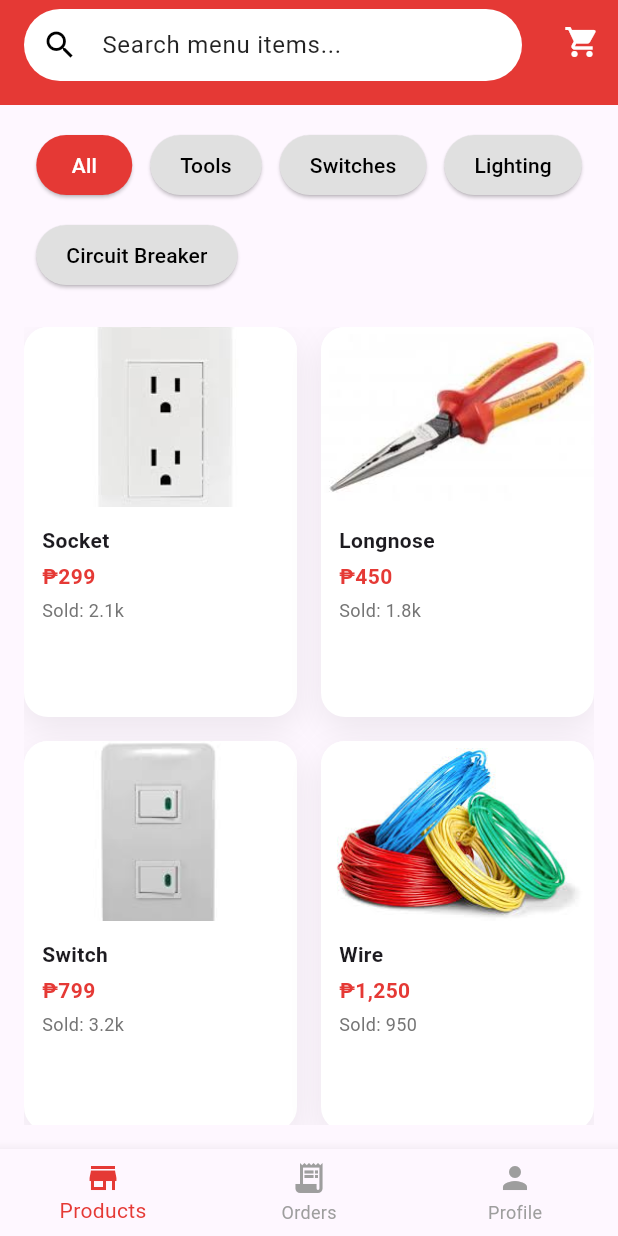
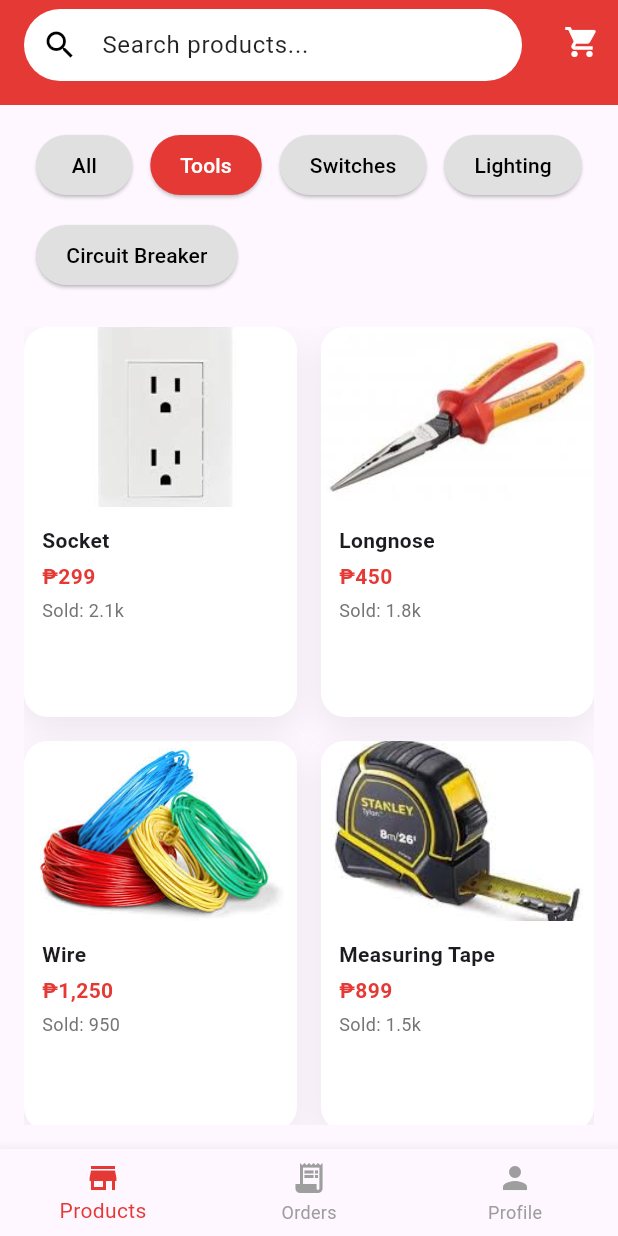
Before and after one commit to KennJ78/babaorderingapp, a Flutter app: the HomeScreen screen opened by its route, after a tap on "Tools", on a phone screen of 412 x 824 dp. Run offline on Flutter 3.47's test engine with Material 3 defaults, Android fonts, the phone set to English and light mode, and no system bars; our stand-ins replace shared_preferences; accounts and stored records are empty.

Commit message:
Week3Day3

```diff
--- a/lib/pages/category_button.dart
+++ b/lib/pages/category_button.dart
@@ -3,11 +3,13 @@ import 'package:flutter/material.dart';
 class CategoryButton extends StatelessWidget {
   final String label;
   final bool isSelected;
+  final VoidCallback? onPressed;
 
   const CategoryButton({
     super.key,
     required this.label,
     this.isSelected = false,
+    this.onPressed,
   });
 
   @override
@@ -21,7 +23,7 @@ class CategoryButton extends StatelessWidget {
         ),
         padding: const EdgeInsets.symmetric(horizontal: 20, vertical: 10),
       ),
-      onPressed: () {},
+      onPressed: onPressed,
       child: Text(label),
     );
   }
--- a/lib/pages/home_screen.dart
+++ b/lib/pages/home_screen.dart
@@ -4,22 +4,61 @@ import 'cart_screen.dart';
 import 'category_button.dart';
 import 'product_card.dart';
 import 'order_screen.dart';
+import 'profile_screen.dart';
 
-class HomeScreen extends StatelessWidget {
+class HomeScreen extends StatefulWidget {
   const HomeScreen({super.key});
 
   @override
+  State<HomeScreen> createState() => _HomeScreenState();
+}
+
+class _HomeScreenState extends State<HomeScreen> {
+  String selectedCategory = 'All';
+  final TextEditingController _searchController = TextEditingController();
+  String _searchQuery = '';
+
+  final List<Map<String, dynamic>> allProducts = [
+    {'name': 'Socket', 'price': '₱299', 'sold': '2.1k', 'image': 'assets/images/socket.jpg', 'category': 'Tools'},
+    {'name': 'Longnose', 'price': '₱450', 'sold': '1.8k', 'image': 'assets/images/longnose.jpg', 'category': 'Tools'},
+    {'name': 'Switch', 'price': '₱799', 'sold': '3.2k', 'image': 'assets/images/switch.jpg', 'category': 'Switches'},
+    {'name': 'Wire', 'price': '₱1,250', 'sold': '950', 'image': 'assets/images/wires.jpg', 'category': 'Tools'},
+    {'name': 'Measuring Tape', 'price': '₱899', 'sold': '1.5k', 'image': 'assets/images/measuringtape.jpg', 'category': 'Tools'},
+    {'name': 'Bulb', 'price': '₱650', 'sold': '2.7k', 'image': 'assets/images/bulb.jpg', 'category': 'Lighting'},
+    {'name': 'Circuit Breaker', 'price': '₱1,499', 'sold': '890', 'image': 'assets/images/circuitbreakers.jpg', 'category': 'Circuit Breaker'},
+    {'name': 'Pliers', 'price': '₱399', 'sold': '1.9k', 'image': 'assets/images/pliers.jpg', 'category': 'Tools'},
+  ];
+
+  final List<String> categories = ['All', 'Tools', 'Switches', 'Lighting', 'Circuit Breaker'];
+
+  List<Map<String, dynamic>> get filteredProducts {
+    List<Map<String, dynamic>> filtered = allProducts;
+
+    // Filter by category
+    if (selectedCategory != 'All') {
+      filtered = filtered.where((product) => product['category'] == selectedCategory).toList();
+    }
+
+    // Filter by search query
+    if (_searchQuery.isNotEmpty) {
+      filtered = filtered.where((product) {
+        final name = product['name'].toString().toLowerCase();
+        final query = _searchQuery.toLowerCase();
+        return name.contains(query);
+      }).toList();
+    }
+
+    return filtered;
+  }
+
+  @override
+  void dispose() {
+    _searchController.dispose();
+    super.dispose();
+  }
+
+  @override
   Widget build(BuildContext context) {
-    final products = [
-      {'name': 'Socket', 'price': '₱299', 'sold': '2.1k', 'image': 'assets/images/socket.jpg'},
-      {'name': 'Longnose', 'price': '₱450', 'sold': '1.8k', 'image': 'assets/images/longnose.jpg'},
-      {'name': 'Switch', 'price': '₱799', 'sold': '3.2k', 'image': 'assets/images/switch.jpg'},
-      {'name': 'Wire', 'price': '₱1,250', 'sold': '950', 'image': 'assets/images/wires.jpg'},
-      {'name': 'Measuring Tape', 'price': '₱899', 'sold': '1.5k', 'image': 'assets/images/measuringtape.jpg'},
-      {'name': 'Bulb', 'price': '₱650', 'sold': '2.7k', 'image': 'assets/images/bulb.jpg'},
-      {'name': 'Circuit Breaker', 'price': '₱1,499', 'sold': '890', 'image': 'assets/images/circuitbreakers.jpg'},
-      {'name': 'Pliers', 'price': '₱399', 'sold': '1.9k', 'image': 'assets/images/pliers.jpg'},
-    ];
 
     return Scaffold(
       appBar: PreferredSize(
@@ -30,11 +69,23 @@ class HomeScreen extends StatelessWidget {
           title: Padding(
             padding: const EdgeInsets.only(top: 8.0, bottom: 4.0),
             child: TextField(
+              controller: _searchController,
               decoration: InputDecoration(
                 contentPadding: const EdgeInsets.symmetric(horizontal: 12),
-                hintText: 'Search menu items...',
+                hintText: 'Search products...',
                 hintStyle: const TextStyle(color: Colors.black87),
                 prefixIcon: const Icon(Icons.search, color: Colors.black),
+                suffixIcon: _searchQuery.isNotEmpty
+                    ? IconButton(
+                        icon: const Icon(Icons.clear, color: Colors.black),
+                        onPressed: () {
+                          _searchController.clear();
+                          setState(() {
+                            _searchQuery = '';
+                          });
+                        },
+                      )
+                    : null,
                 filled: true,
                 fillColor: Colors.white,
                 border: OutlineInputBorder(
@@ -43,6 +94,11 @@ class HomeScreen extends StatelessWidget {
                 ),
               ),
               style: const TextStyle(color: Colors.black),
+              onChanged: (value) {
+                setState(() {
+                  _searchQuery = value;
+                });
+              },
             ),
           ),
           actions: [
@@ -65,18 +121,22 @@ class HomeScreen extends StatelessWidget {
             Wrap(
               spacing: 12,
               runSpacing: 12,
-              children: const [
-                CategoryButton(label: 'All', isSelected: true),
-                CategoryButton(label: 'Tools'),
-                CategoryButton(label: 'Switches'),
-                CategoryButton(label: 'Lighting'),
-                CategoryButton(label: 'Circuit Breaker'),
-              ],
+              children: categories.map((category) {
+                return CategoryButton(
+                  label: category,
+                  isSelected: selectedCategory == category,
+                  onPressed: () {
+                    setState(() {
+                      selectedCategory = category;
+                    });
+                  },
+                );
+              }).toList(),
             ),
             const SizedBox(height: 24),
             Expanded(
               child: GridView.builder(
-                itemCount: products.length,
+                itemCount: filteredProducts.length,
                 gridDelegate: const SliverGridDelegateWithFixedCrossAxisCount(
                   crossAxisCount: 2,
                   crossAxisSpacing: 16,
@@ -84,7 +144,7 @@ class HomeScreen extends StatelessWidget {
                   childAspectRatio: 0.7,
                 ),
                 itemBuilder: (context, index) {
-                  final product = products[index];
+                  final product = filteredProducts[index];
                   return GestureDetector(
                     onTap: () {
                       Navigator.push(
@@ -121,6 +181,12 @@ class HomeScreen extends StatelessWidget {
               context,
               MaterialPageRoute(builder: (_) => const OrderScreen()),
             );
+          } else if (index == 2) {
+            // Profile tab
+            Navigator.push(
+              context,
+              MaterialPageRoute(builder: (_) => const ProfileScreen()),
+            );
           }
           // TODO: Implement navigation for other tabs
         },
```
Also changed, not shown: lib/pages/cart_screen.dart (+67 -1 lines), lib/pages/profile_screen.dart (added, +19 -0 lines), 1 other file.
